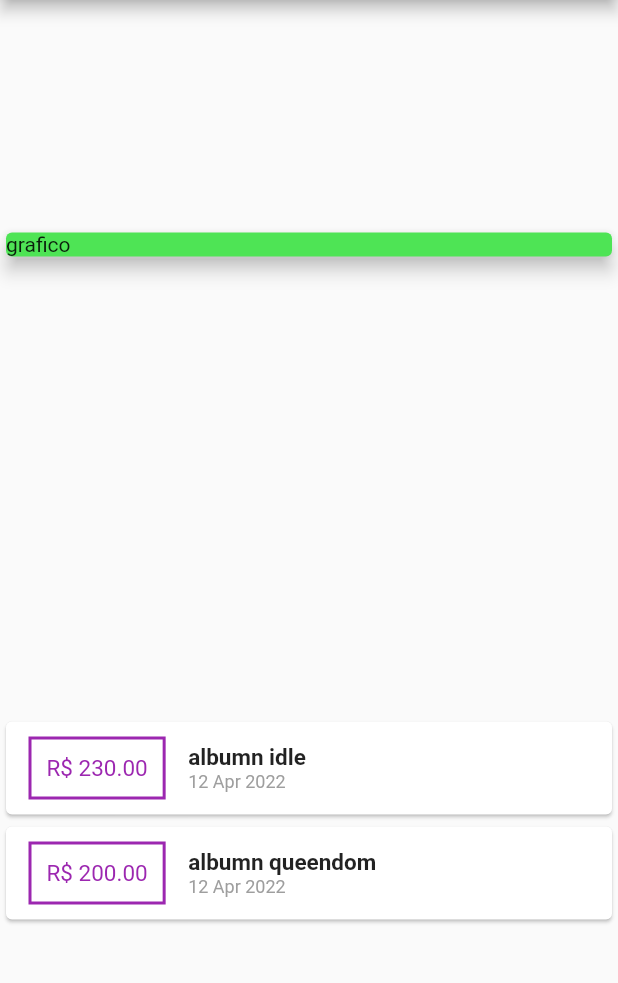
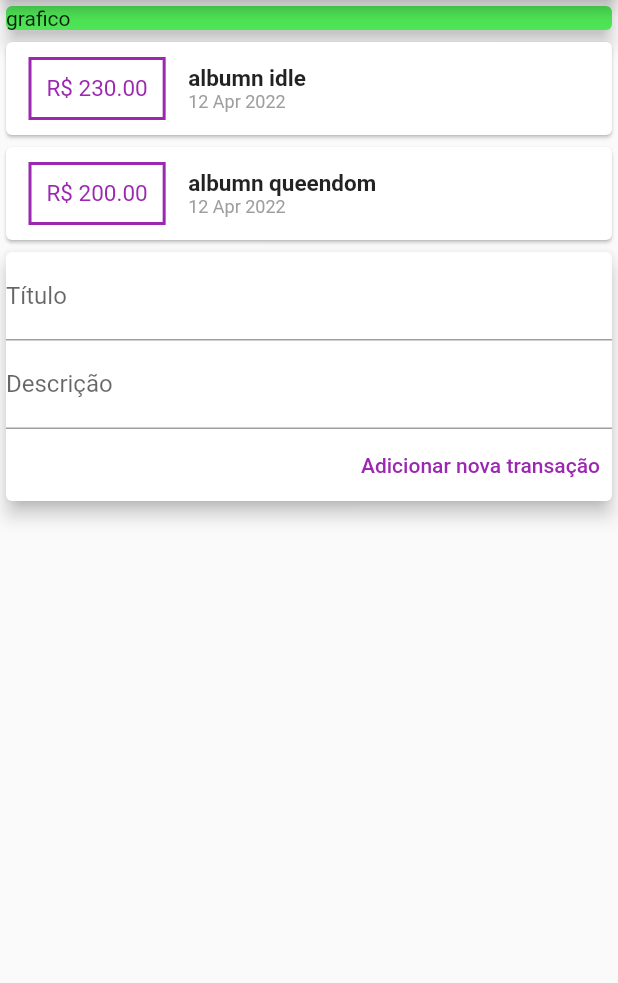
Before and after one commit to dinorahfariasc/despesas_pessoais_app, a Flutter app: the screen it shows after launch, on a phone screen of 412 x 824 dp, the part 84-1067 px from its top. Run offline on Flutter 3.47's test engine with Material 2 defaults, Android fonts, the phone set to English and light mode, and no system bars.

Commit message:
text input

```diff
--- a/lib/main.dart
+++ b/lib/main.dart
@@ -1,5 +1,6 @@
 import 'package:despesas_pessoais_app/models/transaction.dart';
 import 'package:flutter/material.dart';
+import 'package:flutter/services.dart';
 import 'package:intl/intl.dart';
 
 main() {
@@ -32,7 +33,7 @@ class MyHomePage extends StatelessWidget {
         title: Text('despesas pessoais'),
       ),
       body: Column(
-        mainAxisAlignment: MainAxisAlignment.spaceAround,
+        //mainAxisAlignment: MainAxisAlignment.spaceAround,
         crossAxisAlignment: CrossAxisAlignment.stretch,
         children: <Widget>[
           Container(
@@ -97,6 +98,33 @@ class MyHomePage extends StatelessWidget {
               );
             }).toList(),
           ),
+          Card(
+            elevation: 5,
+            child: Column(
+              children: <Widget>[
+                TextField(
+                  decoration: InputDecoration(labelText: 'Título'),
+                  inputFormatters: [LengthLimitingTextInputFormatter(35)],
+                ),
+                TextField(
+                  decoration: InputDecoration(labelText: 'Descrição'),
+                  inputFormatters: [LengthLimitingTextInputFormatter(70)],
+                ),
+                Row(
+                  mainAxisAlignment: MainAxisAlignment.end, // final da linha
+                  children: <Widget>[
+                    TextButton(
+                      onPressed: () {},
+                      child: Text(
+                        'Adicionar nova transação',
+                        style: TextStyle(color: Colors.purple),
+                      ),
+                    ),
+                  ],
+                )
+              ],
+            ),
+          )
         ],
       ),
     );
```
